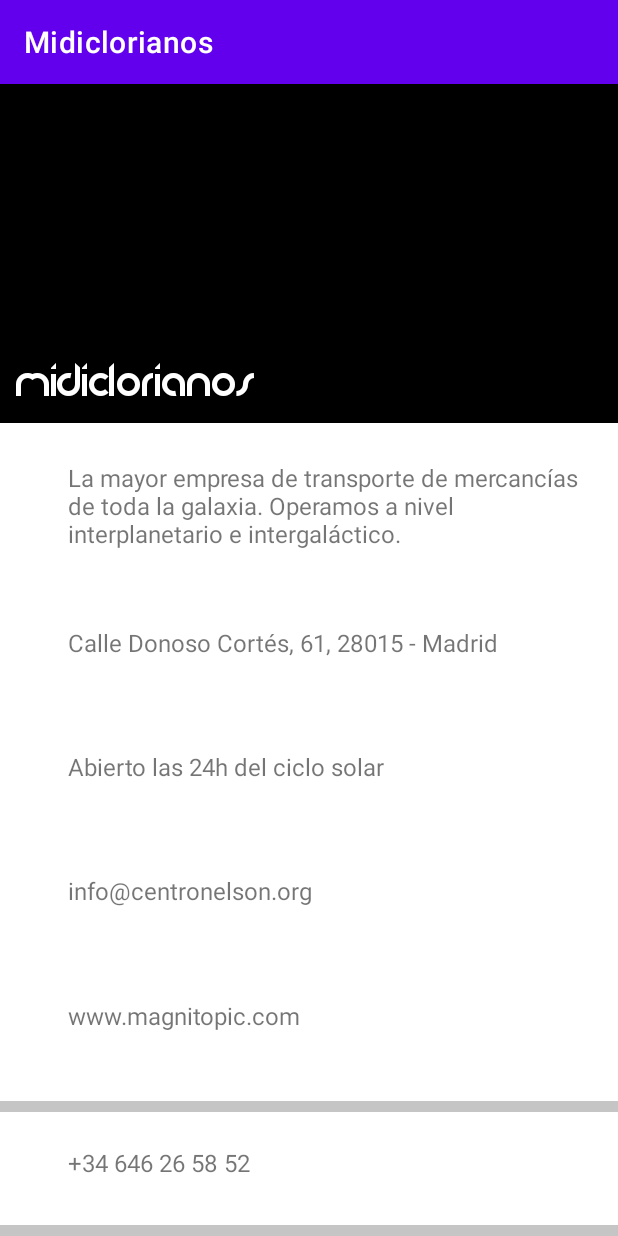
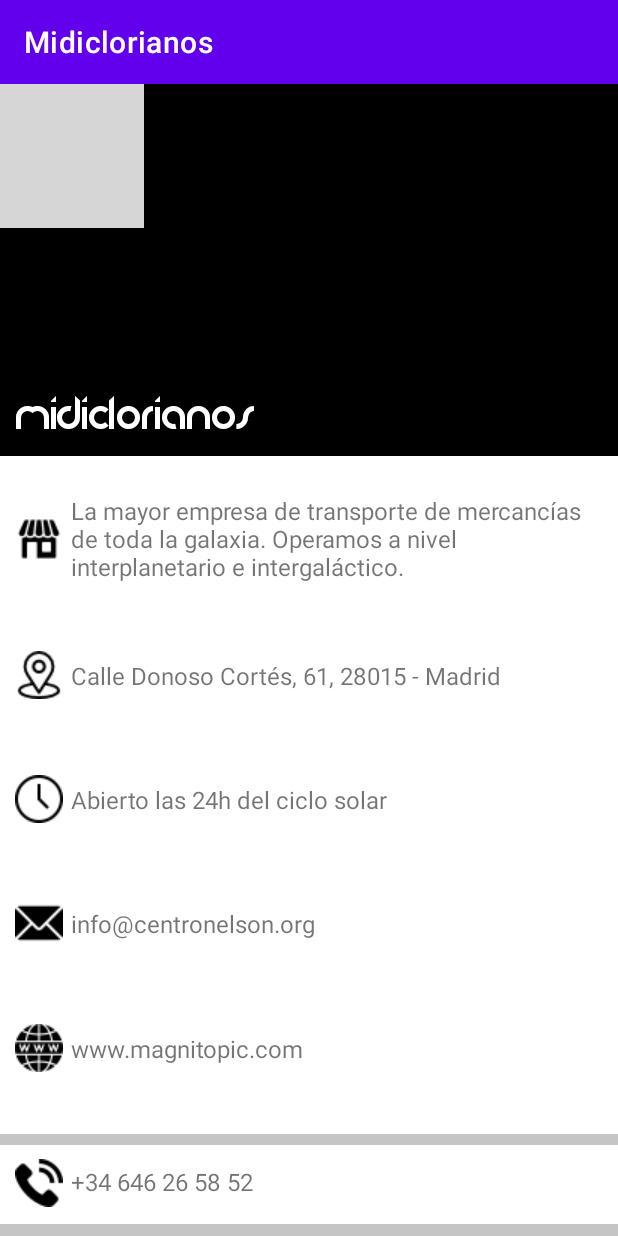
Before and after one commit to magnitopic/MiniProyectBusiness, an Android app: the screen it shows after launch (MainActivity), on a phone screen of 412 x 824 dp. Run offline under Robolectric (Android 15) with nearby library versions, the phone set to English and light mode, and no system bars; grey boxes are pictures that could not be loaded.

Commit message:
fixed many stetic errors

```diff
--- a/app/src/main/res/layout/activity_main.xml
+++ b/app/src/main/res/layout/activity_main.xml
@@ -1,5 +1,6 @@
 <?xml version="1.0" encoding="utf-8"?>
 <LinearLayout xmlns:android="http://schemas.android.com/apk/res/android"
+    xmlns:app="http://schemas.android.com/apk/res-auto"
     xmlns:tools="http://schemas.android.com/tools"
     android:layout_width="match_parent"
     android:layout_height="match_parent"
@@ -12,7 +13,7 @@
         android:id="@+id/headRelative"
         android:layout_width="match_parent"
         android:layout_height="0dp"
-        android:layout_weight=".3"
+        android:layout_weight=".33"
         android:background="@color/black">
 
         <ImageView
@@ -22,7 +23,7 @@
             android:alpha="0.5"
             android:contentDescription="@string/imageDescription"
             android:scaleType="centerCrop"
-            tools:srcCompat="@drawable/Jawa" />
+            app:srcCompat="@drawable/jawa" />
 
         <TextView
             android:id="@+id/mainTitle"
@@ -56,10 +57,11 @@
 
             <ImageView
                 android:id="@+id/descIcon"
-                android:layout_width="30dp"
-                android:layout_height="30dp"
-                tools:srcCompat="@drawable/store"
-                android:contentDescription="@string/descriptionIcon"/>
+                android:layout_width="wrap_content"
+                android:layout_height="wrap_content"
+                app:srcCompat="@drawable/store"
+                android:contentDescription="@string/descriptionIcon"
+                android:layout_marginTop="14dp"/>
 
             <TextView
                 android:textSize="16sp"
@@ -78,12 +80,12 @@
             android:id="@+id/direc"
             android:padding="10dp">
 
+
             <ImageView
                 android:id="@+id/direcIcon"
-                android:layout_width="30dp"
-                android:layout_height="30dp"
-                tools:srcCompat="@drawable/location"
-                android:contentDescription="@string/descriptionDirec" />
+                android:layout_width="wrap_content"
+                android:layout_height="wrap_content"
+                app:srcCompat="@drawable/location" />
 
             <TextView
                 android:textSize="16sp"
@@ -105,9 +107,9 @@
 
             <ImageView
                 android:id="@+id/timeIcon"
-                android:layout_width="30dp"
-                android:layout_height="30dp"
-                tools:srcCompat="@drawable/clock"
+                android:layout_width="wrap_content"
+                android:layout_height="wrap_content"
+                app:srcCompat="@drawable/clock"
                 android:contentDescription="@string/descriptionTime"/>
 
             <TextView
@@ -130,9 +132,9 @@
 
             <ImageView
                 android:id="@+id/emailIcon"
-                android:layout_width="30dp"
-                android:layout_height="30dp"
-                tools:srcCompat="@drawable/email"
+                android:layout_width="wrap_content"
+                android:layout_height="wrap_content"
+                app:srcCompat="@drawable/email"
                 android:contentDescription="@string/descriptionEmail"/>
 
             <TextView
@@ -155,9 +157,9 @@
 
             <ImageView
                 android:id="@+id/webIcon"
-                android:layout_width="30dp"
-                android:layout_height="30dp"
-                tools:srcCompat="@drawable/website"
+                android:layout_width="wrap_content"
+                android:layout_height="wrap_content"
+                app:srcCompat="@drawable/website"
                 android:contentDescription="@string/descriptionIcon"/>
 
             <TextView
@@ -174,29 +176,23 @@
 
     </LinearLayout>
 
-    <LinearLayout
-        android:id="@+id/phoneRelative"
+    <RelativeLayout
         android:layout_width="match_parent"
         android:layout_height="0dp"
-        android:layout_weight=".1"
-        android:layout_marginTop="7dp"
+        android:layout_weight=".07"
+        android:background="#fff"
+        android:id="@+id/telf"
         android:layout_marginBottom="7dp"
-        android:background="#fff"
-        android:orientation="vertical"
-        android:gravity="center">
-
-        <RelativeLayout
-            android:layout_width="match_parent"
-            android:layout_height="wrap_content"
-            android:id="@+id/telf"
-            android:padding="10dp">
+        android:layout_marginTop="7dp">
 
         <ImageView
             android:id="@+id/telfIcon"
-                android:layout_width="30dp"
-                android:layout_height="30dp"
-                tools:srcCompat="@drawable/phone"
-                android:contentDescription="@string/descriptionIcon"/>
+            android:layout_width="wrap_content"
+            android:layout_height="wrap_content"
+            app:srcCompat="@drawable/phone"
+            android:contentDescription="@string/descriptionIcon"
+            android:layout_marginLeft="10dp"
+            android:layout_marginTop="9dp"/>
 
         <TextView
             android:textSize="16sp"
@@ -205,10 +201,9 @@
             android:layout_height="wrap_content"
             android:text="@string/telf"
             android:layout_toEndOf="@+id/telfIcon"
-                android:layout_marginStart="5dp"/>
+            android:layout_marginStart="5dp"
+            android:layout_marginTop="13dp"/>
     </RelativeLayout>
-
-    </LinearLayout>
 
 
 </LinearLayout>
```
Also changed, not shown: app/src/main/res/drawable/clock.png, 1 other file. Lines whose indentation alone changed are shown as unchanged.
